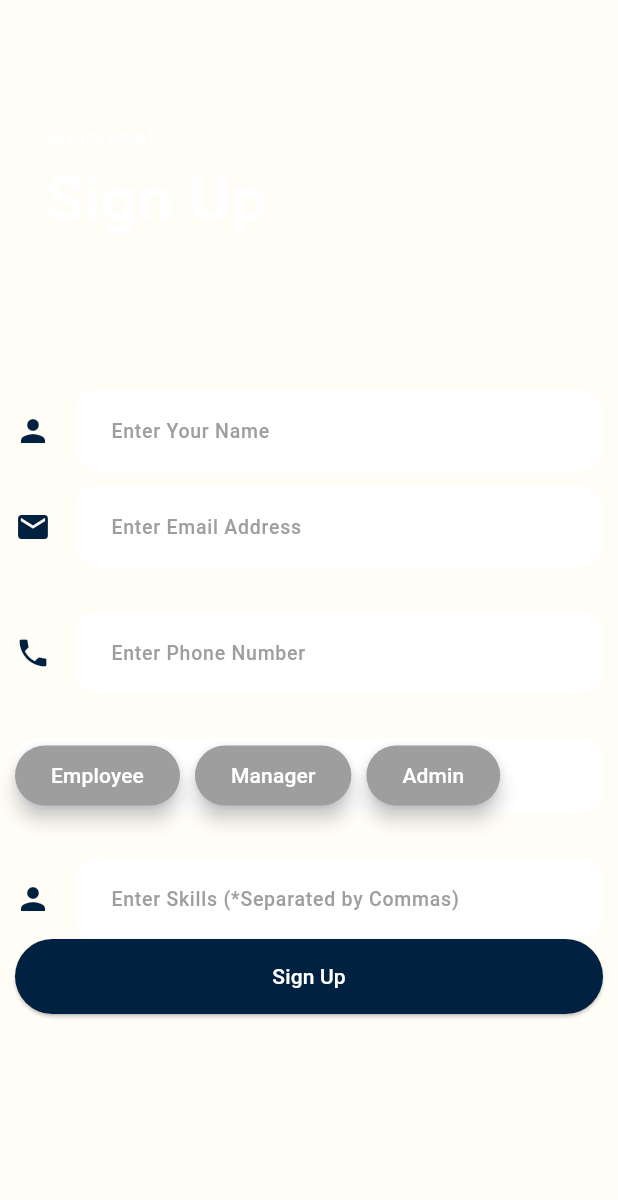
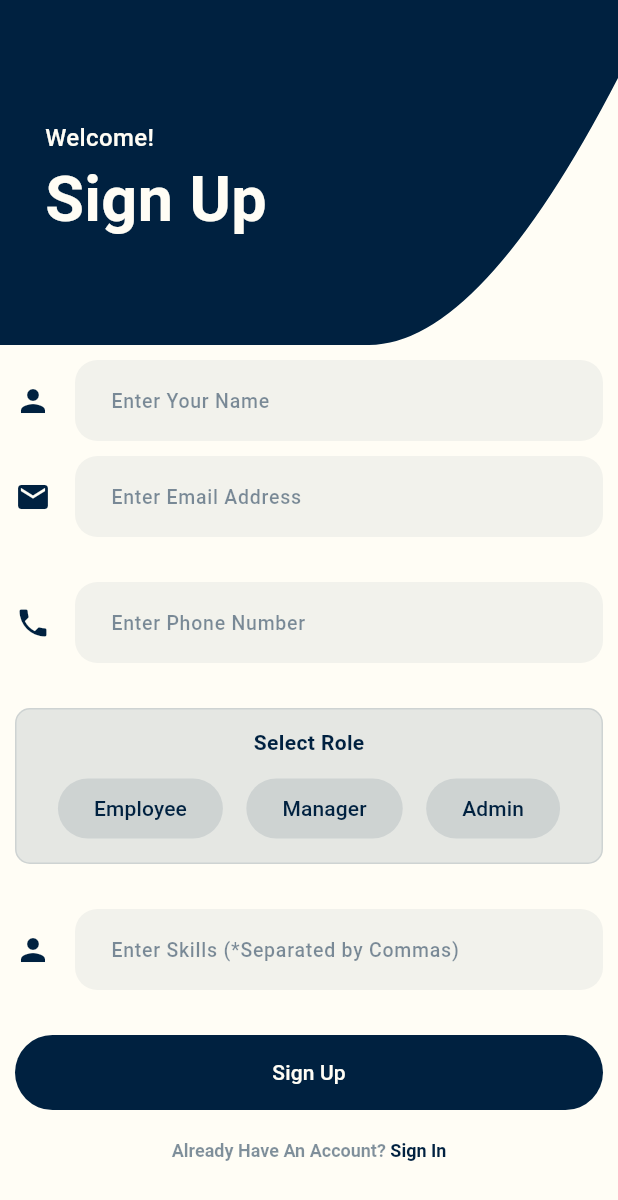
Before and after one commit to anand-184/aiq, a Flutter app: the screen it shows after launch, on a phone screen of 412 x 824 dp. Shown: the top 1200 px of the screen. Run offline on Flutter 3.47's test engine with Material 3 defaults, Android fonts, the phone set to English and light mode, and no system bars; our stand-ins replace cloud_firestore, google_fonts, shared_preferences; accounts and stored records are empty.

Commit message:
Register screen

```diff
--- a/lib/main.dart
+++ b/lib/main.dart
@@ -11,52 +11,108 @@ class MyApp extends StatelessWidget {
 
   @override
   Widget build(BuildContext context) {
-    // Explicit global colors provided by the user
-    const lightBlue = Color(0xFF95B1EE);
     const baseWhite = Color(0xFFFFFDF5);
     const darkBlue = Color(0xFF002140);
 
     return MaterialApp(
       title: 'Material Theme App',
       themeMode: ThemeMode.system,
-      debugShowCheckedModeBanner: false,// Supports switching based on device
+      debugShowCheckedModeBanner: false,
       theme: ThemeData(
         useMaterial3: true,
         scaffoldBackgroundColor: baseWhite,
-        colorScheme: ColorScheme.fromSeed(
-          seedColor: darkBlue,
-          primary: baseWhite,
-          onPrimary: darkBlue,
+        colorScheme: const ColorScheme.light(
+          primary: darkBlue, // Container color
+          onPrimary: baseWhite, // Text on container
+          surface: baseWhite, // Background
+          onSurface: darkBlue, // Just text
           primaryContainer: darkBlue,
           onPrimaryContainer: baseWhite,
-          surface: baseWhite,
-          onSurface: darkBlue,
+        ),
+        textTheme: const TextTheme(
+          bodyLarge: TextStyle(color: darkBlue),
+          bodyMedium: TextStyle(color: darkBlue),
+          titleLarge: TextStyle(color: darkBlue),
+          headlineLarge: TextStyle(color: darkBlue),
+          headlineMedium: TextStyle(color: darkBlue),
+          headlineSmall: TextStyle(color: darkBlue),
+        ),
+        elevatedButtonTheme: ElevatedButtonThemeData(
+          style: ElevatedButton.styleFrom(
+            backgroundColor: darkBlue,
+            foregroundColor: baseWhite,
+            shape: RoundedRectangleBorder(
+              borderRadius: BorderRadius.circular(30),
+            ),
+            elevation: 0,
+          ),
+        ),
+        inputDecorationTheme: InputDecorationTheme(
+          filled: true,
+          fillColor: darkBlue.withOpacity(0.05),
+          hintStyle: TextStyle(color: darkBlue.withOpacity(0.5), fontSize: 13, fontWeight: FontWeight.w500),
+          iconColor: darkBlue,
+          prefixIconColor: darkBlue,
+          contentPadding: const EdgeInsets.symmetric(horizontal: 20, vertical: 15),
+          border: OutlineInputBorder(
+            borderRadius: BorderRadius.circular(15),
+            borderSide: BorderSide.none,
+          ),
         ),
         appBarTheme: const AppBarTheme(
           backgroundColor: baseWhite,
           foregroundColor: darkBlue,
           elevation: 0,
         ),
+        iconTheme: const IconThemeData(color: darkBlue),
       ),
       darkTheme: ThemeData(
         useMaterial3: true,
-        scaffoldBackgroundColor:darkBlue,
-        colorScheme: ColorScheme.fromSeed(
-          seedColor: baseWhite,
-          brightness: Brightness.dark,
-          primary: baseWhite,
-          onPrimary: darkBlue,
+        scaffoldBackgroundColor: darkBlue,
+        colorScheme: const ColorScheme.dark(
+          primary: baseWhite, // Container color
+          onPrimary: darkBlue, // Text on container
+          surface: darkBlue, // Background
+          onSurface: baseWhite, // Just text
           primaryContainer: baseWhite,
           onPrimaryContainer: darkBlue,
-          surface: darkBlue,
-          onSurface: baseWhite,
+        ),
+        textTheme: const TextTheme(
+          bodyLarge: TextStyle(color: baseWhite),
+          bodyMedium: TextStyle(color: baseWhite),
+          titleLarge: TextStyle(color: baseWhite),
+          headlineLarge: TextStyle(color: baseWhite),
+          headlineMedium: TextStyle(color: baseWhite),
+          headlineSmall: TextStyle(color: baseWhite),
+        ),
+        elevatedButtonTheme: ElevatedButtonThemeData(
+          style: ElevatedButton.styleFrom(
+            backgroundColor: baseWhite,
+            foregroundColor: darkBlue,
+            shape: RoundedRectangleBorder(
+              borderRadius: BorderRadius.circular(30),
+            ),
+            elevation: 0,
+          ),
+        ),
+        inputDecorationTheme: InputDecorationTheme(
+          filled: true,
+          fillColor: baseWhite.withOpacity(0.1),
+          hintStyle: TextStyle(color: baseWhite.withOpacity(0.5), fontSize: 13, fontWeight: FontWeight.w500),
+          iconColor: baseWhite,
+          prefixIconColor: baseWhite,
+          contentPadding: const EdgeInsets.symmetric(horizontal: 20, vertical: 15),
+          border: OutlineInputBorder(
+            borderRadius: BorderRadius.circular(15),
+            borderSide: BorderSide.none,
+          ),
         ),
         appBarTheme: const AppBarTheme(
-          backgroundColor: baseWhite,
-          foregroundColor: lightBlue
-          ,
+          backgroundColor: darkBlue,
+          foregroundColor: baseWhite,
           elevation: 0,
         ),
+        iconTheme: const IconThemeData(color: baseWhite),
       ),
       home: const RegisterScreen(),
     );
--- a/lib/screens/register_screen.dart
+++ b/lib/screens/register_screen.dart
@@ -15,13 +15,10 @@ class _RegisterScreenState extends State<RegisterScreen> {
   final _nameController = TextEditingController();
   final _phoneController = TextEditingController();
   final skillController = TextEditingController();
-  late String role ;
-
-  static const darkBlue = Color(0xFF002140);
+  late String role;
 
   Future<void> _handleRegister() async {
     if (_formKey.currentState!.validate()) {
-      // Correct implementation of SharedPreferences
       final SharedPreferences prefs = await SharedPreferences.getInstance();
       await prefs.setString('username', _nameController.text);
       await prefs.setString('email', _emailController.text);
@@ -39,27 +36,34 @@ class _RegisterScreenState extends State<RegisterScreen> {
   void dispose() {
     _emailController.dispose();
     _nameController.dispose();
+    _phoneController.dispose();
+    skillController.dispose();
     super.dispose();
   }
 
   @override
   Widget build(BuildContext context) {
+    final theme = Theme.of(context);
+    final colorScheme = theme.colorScheme;
+
     return Scaffold(
+      backgroundColor: theme.scaffoldBackgroundColor,
       body: Column(
         children: [
           ClipPath(
             clipper: TopShapeClipper(),
             child: Container(
-                height: 250,
+              height: 230,
               width: double.infinity,
+              color: colorScheme.primary,
               padding: const EdgeInsets.fromLTRB(30, 80, 30, 0),
               child: Column(
                 crossAxisAlignment: CrossAxisAlignment.start,
-                  children: const [
+                children: [
                   Text(
                     'Welcome!',
                     style: TextStyle(
-                        color: Colors.white,
+                      color: colorScheme.onPrimary,
                       fontSize: 16,
                       fontWeight: FontWeight.w500,
                     ),
@@ -67,7 +71,7 @@ class _RegisterScreenState extends State<RegisterScreen> {
                   Text(
                     "Sign Up ",
                     style: TextStyle(
-                        color: Colors.white,
+                      color: colorScheme.onPrimary,
                       fontSize: 42,
                       fontWeight: FontWeight.bold,
                     ),
@@ -76,20 +80,22 @@ class _RegisterScreenState extends State<RegisterScreen> {
               ),
             ),
           ),
-            Padding(
+          Expanded(
+            child: Padding(
               padding: const EdgeInsets.all(10),
-              child: SingleChildScrollView(child :Form(key: _formKey,
+              child: SingleChildScrollView(
+                child: Form(
+                  key: _formKey,
                   child: Column(
                     crossAxisAlignment: CrossAxisAlignment.start,
                     children: [
-
-                    // name
                       TextFormField(
                         controller: _nameController,
                         keyboardType: TextInputType.name,
-                      style: const TextStyle(color: darkBlue),
-                      decoration: _buildInputDecoration('Enter Your Name', Colors.white,
-                          const Icon(Icons.person, color: darkBlue)),
+                        style: TextStyle(color: colorScheme.onSurface),
+                        decoration: const InputDecoration(
+                            hintText: 'Enter Your Name',
+                            icon: Icon(Icons.person)),
                         validator: (value) {
                           if (value == null || value.isEmpty) {
                             return 'Please enter your name';
@@ -98,13 +104,13 @@ class _RegisterScreenState extends State<RegisterScreen> {
                         },
                       ),
                       const SizedBox(height: 10),
-                    //email
                       TextFormField(
                         controller: _emailController,
                         keyboardType: TextInputType.emailAddress,
-                      style: const TextStyle(color: darkBlue),
-                      decoration: _buildInputDecoration('Enter Email Address',
-                          Colors.white,const Icon(Icons.email, color: darkBlue)),
+                        style: TextStyle(color: colorScheme.onSurface),
+                        decoration: const InputDecoration(
+                            hintText: 'Enter Email Address',
+                            icon: Icon(Icons.email)),
                         validator: (value) {
                           if (value == null || value.isEmpty) {
                             return 'Please enter your email address';
@@ -116,49 +122,66 @@ class _RegisterScreenState extends State<RegisterScreen> {
                       TextFormField(
                         controller: _phoneController,
                         keyboardType: TextInputType.phone,
-                      style: const TextStyle(color: darkBlue),
-                      decoration: _buildInputDecoration('Enter Phone Number',
-                          Colors.white,const Icon(Icons.phone, color: darkBlue)),
+                        style: TextStyle(color: colorScheme.onSurface),
+                        decoration: const InputDecoration(
+                            hintText: 'Enter Phone Number',
+                            icon: Icon(Icons.phone)),
                       ),
                       const SizedBox(height: 30),
                       Container(
-                      height: 50,
+                        padding: const EdgeInsets.all(12),
                         decoration: BoxDecoration(
-                        color: Colors.white,
-                        borderRadius: BorderRadius.circular(15),
+                          border: Border.all(color: colorScheme.onSurface.withOpacity(0.1)),
+                          borderRadius: BorderRadius.circular(10),
+                          color: colorScheme.onSurface.withOpacity(0.1),
                         ),
-                      child: Row(
+                        child: Column(
                           children: [
-                          ElevatedButton(onPressed: (){}, child: Text("Employee"),style: ElevatedButton.styleFrom(
-                            backgroundColor: Colors.grey,
-                            elevation: 5,
-                            foregroundColor: Colors.white,
-                          )),
-                          SizedBox(width: 10,),
-                          ElevatedButton(onPressed: (){}, child: Text("Manager"),
+                            Text("Select Role", style: TextStyle(color: colorScheme.onSurface, fontSize: 14, fontWeight: FontWeight.bold)),
+                            const SizedBox(height: 10),
+                            Row(
+                              mainAxisAlignment: MainAxisAlignment.spaceEvenly,
+                              children: [
+                                ElevatedButton(
+                                  onPressed: () {},
                                   style: ElevatedButton.styleFrom(
-                                backgroundColor: Colors.grey,
-                                elevation: 5,
-                                foregroundColor: Colors.white,
-                              )),
-                          SizedBox(width: 10,),
-                          ElevatedButton(onPressed: (){}, child: Text("Admin"),style: ElevatedButton.styleFrom(
-                            backgroundColor: Colors.grey,
-                            elevation: 5,
-                            foregroundColor: Colors.white,
-                          ),),
+                                    backgroundColor: colorScheme.onSurface.withOpacity(0.1),
+                                    elevation: 0,
+                                    foregroundColor: colorScheme.onSurface,
+                                  ),
+                                  child: const Text("Employee"),
+                                ),
+                                ElevatedButton(
+                                  onPressed: () {},
+                                  style: ElevatedButton.styleFrom(
+                                    backgroundColor: colorScheme.onSurface.withOpacity(0.1),
+                                    elevation: 0,
+                                    foregroundColor: colorScheme.onSurface,
+                                  ),
+                                  child: const Text("Manager"),
+                                ),
+                                ElevatedButton(
+                                  onPressed: () {},
+                                  style: ElevatedButton.styleFrom(
+                                    backgroundColor: colorScheme.onSurface.withOpacity(0.1),
+                                    elevation: 0,
+                                    foregroundColor: colorScheme.onSurface,
+                                  ),
+                                  child: const Text("Admin"),
+                                ),
                               ],
                             ),
-
+                          ],
                         )
-                    ,
-                    SizedBox(height: 30,),
+                      ),
+                      const SizedBox(height: 30),
                       TextFormField(
-                      controller: skillController ,
+                        controller: skillController,
                         keyboardType: TextInputType.name,
-                      style: const TextStyle(color: darkBlue),
-                      decoration: _buildInputDecoration('Enter Skills (*Separated by Commas)',
-                          Colors.white,const Icon(Icons.person, color: darkBlue)),
+                        style: TextStyle(color: colorScheme.onSurface),
+                        decoration: const InputDecoration(
+                            hintText: 'Enter Skills (*Separated by Commas)',
+                            icon: Icon(Icons.person)),
                         validator: (value) {
                           if (value == null || value.isEmpty) {
                             return 'Please enter your skills';
@@ -167,54 +190,60 @@ class _RegisterScreenState extends State<RegisterScreen> {
                         },
                       ),
 
-                    //password
+                      const SizedBox(height: 30),
                       SizedBox(
                         width: double.infinity,
                         height: 50,
                         child: ElevatedButton(
                           onPressed: _handleRegister,
-                        style: ElevatedButton.styleFrom(
-                          backgroundColor: darkBlue,
-                          foregroundColor: Colors.white,
+                          child: const Text('Sign Up'),
                         ),
-                        child: const Text('Sign Up'),
+                      ),
+                      const SizedBox(height: 20),
+                      Center(
+                        child: InkWell(
+                          onTap: () {
+                            Navigator.pushReplacement(
+                              context,
+                              MaterialPageRoute(builder: (context) => const LoginScreen()),
+                            );
+                          },
+                          child: RichText(
+                            text: TextSpan(
+                              text: "Already Have An Account? ",
+                              style: TextStyle(color: colorScheme.onSurface.withOpacity(0.5), fontSize: 12, fontWeight: FontWeight.bold),
+                              children: [
+                                TextSpan(
+                                  text: 'Sign In',
+                                  style: TextStyle(color: colorScheme.primary, fontWeight: FontWeight.bold),
+                                ),
+                              ],
+                            ),
+                          ),
                         ),
                       ),
                     ],
                   ),
                 ),
-    )
-
+              ),
+            ),
           )
         ],
       ),
     );
   }
 }
-InputDecoration _buildInputDecoration(String hint, Color fillColor, Icon icon) {
-  return InputDecoration(
-    hintText: hint,
-    hintStyle: const TextStyle(color: Colors.grey, fontSize: 13, fontWeight: FontWeight.w500),
-    filled: true,
-    icon: icon,
-    fillColor: fillColor,
-    contentPadding: const EdgeInsets.symmetric(horizontal: 20, vertical: 15),
-    border: OutlineInputBorder(
-      borderRadius: BorderRadius.circular(15),
-      borderSide: BorderSide.none,
-    ),
-  );
-}
+
 class TopShapeClipper extends CustomClipper<Path> {
   @override
   Path getClip(Size size) {
     var path = Path();
-    path.lineTo(0,size.height);
-    path.lineTo((size.width/2)+40, size.height);
+    path.lineTo(0, size.height);
+    path.lineTo((size.width / 2) + 40, size.height);
 
     path.quadraticBezierTo(
-        size.width/2+170, size.height,
-        size.width+150, size.height-550);
+        size.width / 2 + 170, size.height,
+        size.width + 150, size.height - 550);
 
     path.lineTo(size.width, 0);
 
```
Also changed, not shown: lib/screens/login_screen.dart (+35 -72 lines). Lines whose indentation alone changed are shown as unchanged.
